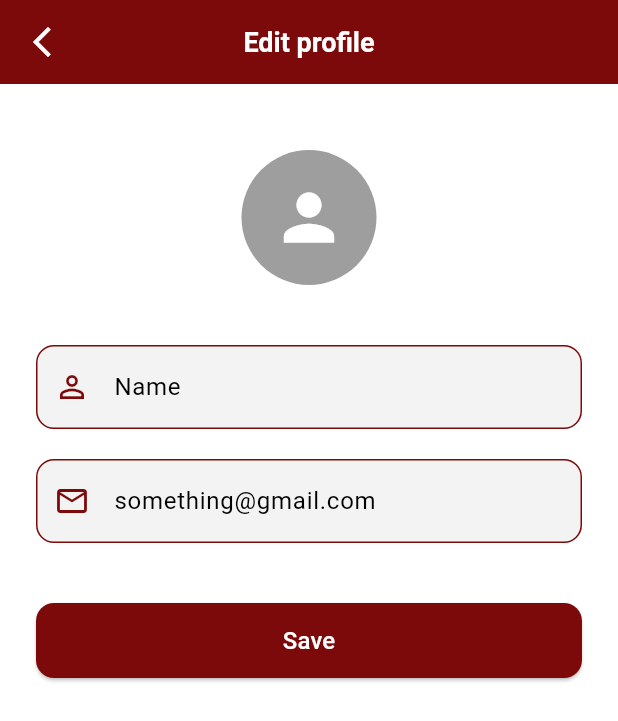
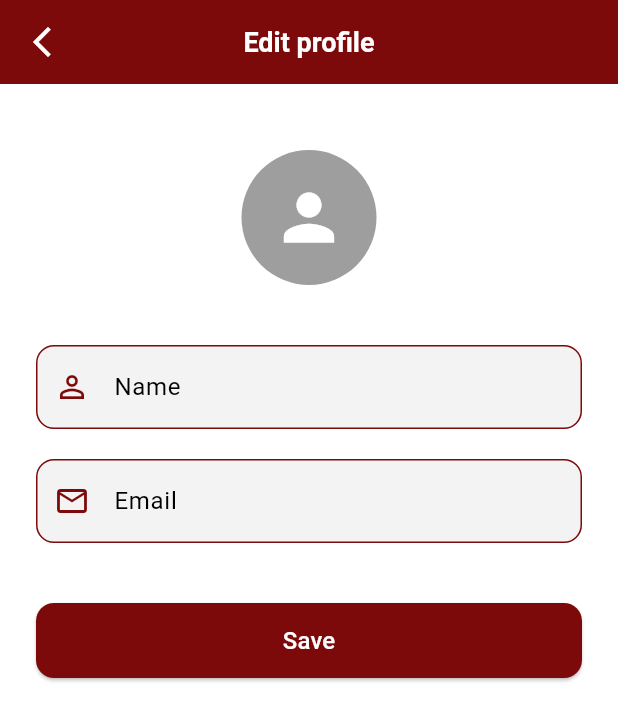
Before and after one commit to Suhairmk/Dine-Time, a Flutter app: the screen it shows after launch, on a phone screen of 412 x 824 dp. Shown: the top 721 px of the screen. Run offline on Flutter 3.47's test engine with Material 3 defaults, Android fonts, the phone set to English and light mode, and no system bars; our stand-ins replace get, lottie.

Commit message:
edit profile

```diff
--- a/lib/app/views/customeWidgets/text_field.dart
+++ b/lib/app/views/customeWidgets/text_field.dart
@@ -1,29 +1,38 @@
+import 'package:dinetime/app/constant/colors.dart';
 import 'package:flutter/material.dart';
 
 class CustomTextField extends StatelessWidget {
-  final String hintText;
-  final IconData icon;
+  final  hintText;
+  final  prifixicon;
+   final sufixicon;
+  final label;
+  final controller;
+  final validator;
 
   const CustomTextField({
     super.key,
-    required this.hintText,
-    required this.icon,
+     this.hintText,
+     this.label, this.controller, this.validator,  this.prifixicon,  this.sufixicon,
   });
 
   @override
   Widget build(BuildContext context) {
-    return TextField(
+    return TextFormField(
+      controller: controller,
+      validator: validator,
       decoration: InputDecoration(
-        prefixIcon: Icon(icon, color: const Color(0xFF7D0A0A)),
+        label: Text(label),
+        prefixIcon: Icon(prifixicon, color: AppColors.lightPrimary),
+        suffixIcon:Icon(sufixicon,  color: AppColors.lightPrimary) ,
         hintText: hintText,
         filled: true,
         fillColor: const Color(0xFFF3F3F3),
         enabledBorder: OutlineInputBorder(
-          borderSide: const BorderSide(color: Color(0xFF7D0A0A)),
+          borderSide: const BorderSide( color: AppColors.lightPrimary),
           borderRadius: BorderRadius.circular(12),
         ),
         focusedBorder: OutlineInputBorder(
-          borderSide: const BorderSide(color: Color(0xFF7D0A0A), width: 2),
+          borderSide: const BorderSide( color: AppColors.lightPrimary, width: 2),
           borderRadius: BorderRadius.circular(12),
         ),
       ),
--- a/lib/app/views/edit_profile.dart
+++ b/lib/app/views/edit_profile.dart
@@ -4,7 +4,10 @@ import 'package:dinetime/app/views/customeWidgets/text_field.dart';
 import 'package:flutter/material.dart';
 
 class EditProfileScreen extends StatelessWidget {
-  const EditProfileScreen({super.key});
+   EditProfileScreen({super.key});
+  final TextEditingController nameController = TextEditingController();
+  final TextEditingController emailController = TextEditingController();
+  final formkey=GlobalKey<FormState>();
 
   @override
   Widget build(BuildContext context) {
@@ -26,6 +29,7 @@ class EditProfileScreen extends StatelessWidget {
       ),
       body: Padding(
         padding: const EdgeInsets.all(24),
+        child: Form(
           child: Column(
             crossAxisAlignment: CrossAxisAlignment.center,
             children: [
@@ -36,14 +40,32 @@ class EditProfileScreen extends StatelessWidget {
                 child: Icon(Icons.person, size: 50, color: Colors.white),
               ),
               const SizedBox(height: 40),
-            const CustomTextField(
-              hintText: 'Name',
-              icon: Icons.person_outline,
+               CustomTextField(
+                validator: (val){
+                  if (val == null || val.isEmpty) {
+                    return 'Please enter your name';
+                  } else if (val.length < 3) {
+                    return 'Name must be at least 3 characters long';
+                  }
+                  return null;
+                },
+                controller:nameController ,
+                label: 'Name',
+                prifixicon: Icons.person_outline,
               ),
               const SizedBox(height: 20),
-            const CustomTextField(
-              hintText: 'something@gmail.com',
-              icon: Icons.email_outlined,
+               CustomTextField(
+                validator: (val){
+                  if (val == null || val.isEmpty) {
+                    return 'Please enter your email';
+                  } else if (!RegExp(r'^[\w-\.]+@([\w-]+\.)+[\w-]{2,4}$').hasMatch(val)) {
+                    return 'Please enter a valid email';
+                  }
+                  return null;
+                },
+                label: 'Email',
+              controller: emailController,
+                prifixicon: Icons.email_outlined,
               ),
               const SizedBox(height: 40),
               SizedBox(
@@ -51,6 +73,9 @@ class EditProfileScreen extends StatelessWidget {
                 height: 50,
                 child: ElevatedButton(
                   onPressed: () {
+                    if (formkey.currentState!.validate()) {
+                      // Form is valid, proceed with saving changes
+                    }
                     // Save profile changes
                   },
                   style: ElevatedButton.styleFrom(
@@ -66,6 +91,7 @@ class EditProfileScreen extends StatelessWidget {
             ],
           ),
         ),
+      ),
     );
   }
 }
```
Also changed, not shown: pubspec.lock. Lines whose indentation alone changed are shown as unchanged.
